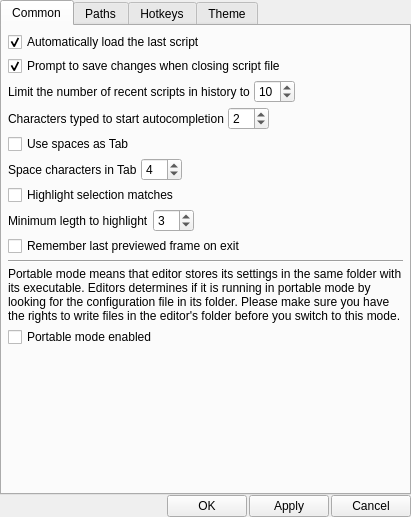
This is src/settings/settings_dialog.ui in YomikoR/VapourSynth-Editor as Qt 5 draws it before an edit. The edited form follows.
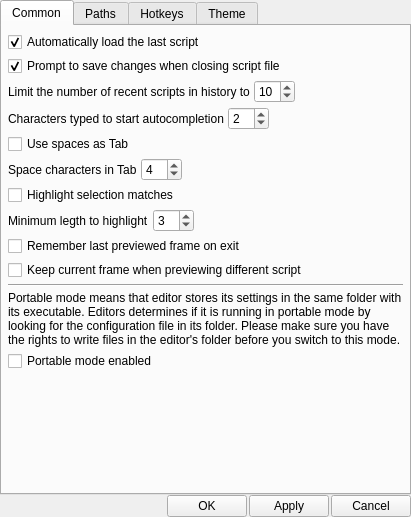
This is the edited form.

Commit message: An option to keep the currently previewed frame number on previewing different script.

What changed in the file:
```diff
--- a/src/settings/settings_dialog.ui
+++ b/src/settings/settings_dialog.ui
@@ -237,6 +237,13 @@
          </property>
         </widget>
        </item>
+       <item>
+        <widget class="QCheckBox" name="alwaysKeepCurrentFrameCheckBox">
+         <property name="text">
+          <string>Keep current frame when previewing different script</string>
+         </property>
+        </widget>
+       </item>
        <item>
         <widget class="QFrame" name="delimiter">
          <property name="frameShape">
```
The commit also changes 7 other files.
